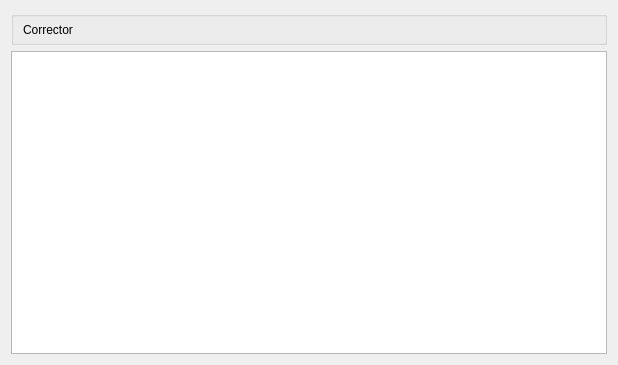
The window that Client/reghaabat/scoreform.ui (nournia/ketabkhaane) describes before a commit, drawn with Qt 5.
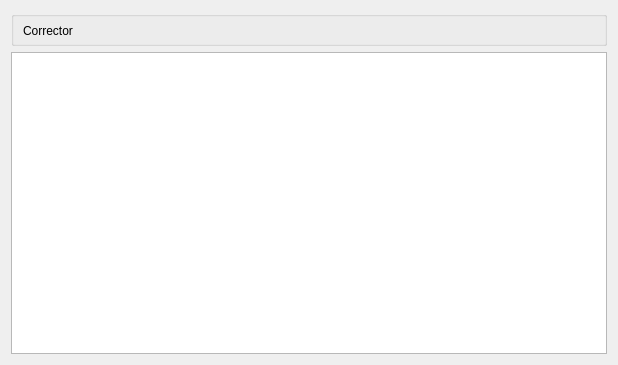
The same window after the commit.

Diff of the .ui file:
```diff
--- a/Client/reghaabat/scoreform.ui
+++ b/Client/reghaabat/scoreform.ui
@@ -21,7 +21,7 @@
      </property>
      <layout class="QHBoxLayout" name="horizontalLayout_2">
       <property name="topMargin">
-       <number>2</number>
+       <number>3</number>
       </property>
       <property name="bottomMargin">
        <number>2</number>
```
